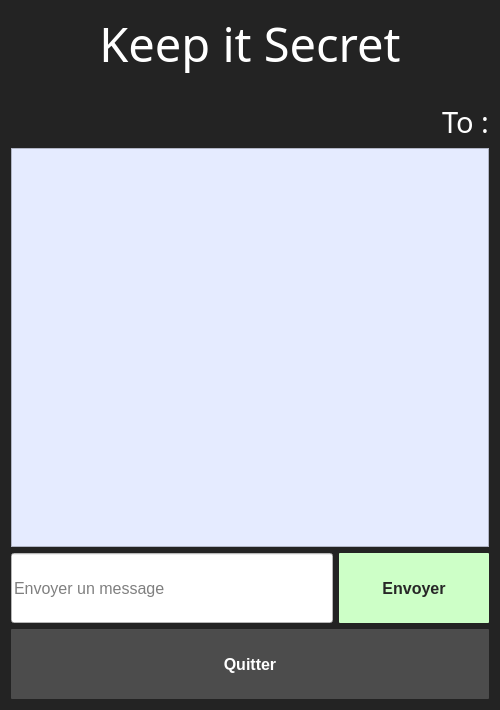
Before: the Qt Designer form KeepItSecret/chatdialog.ui in dbuhon/KeepItSecret, drawn with Qt 5.
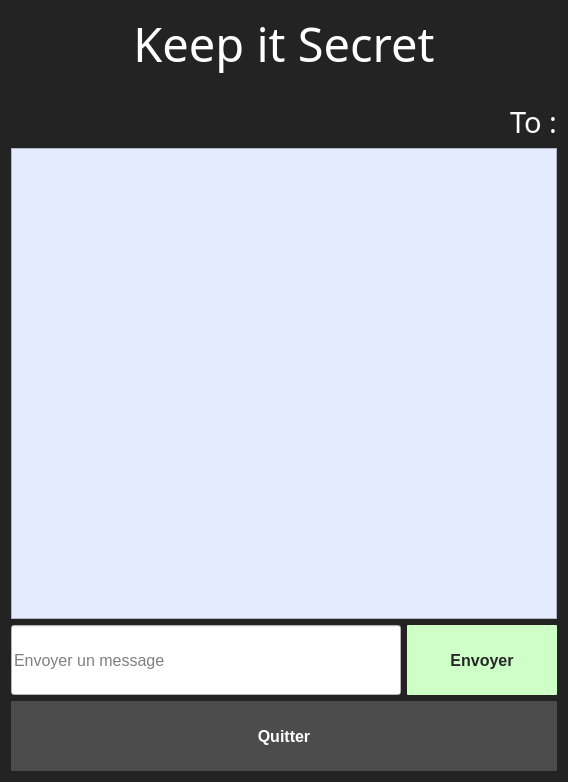
After: the same form once the commit is applied.

The edit to the form file:
```diff
--- a/KeepItSecret/chatdialog.ui
+++ b/KeepItSecret/chatdialog.ui
@@ -6,8 +6,8 @@
    <rect>
     <x>0</x>
     <y>0</y>
-    <width>500</width>
-    <height>710</height>
+    <width>568</width>
+    <height>782</height>
    </rect>
   </property>
   <property name="windowTitle">
```
Left out of the diff: 2 changed lines with no effect on the pictures.
